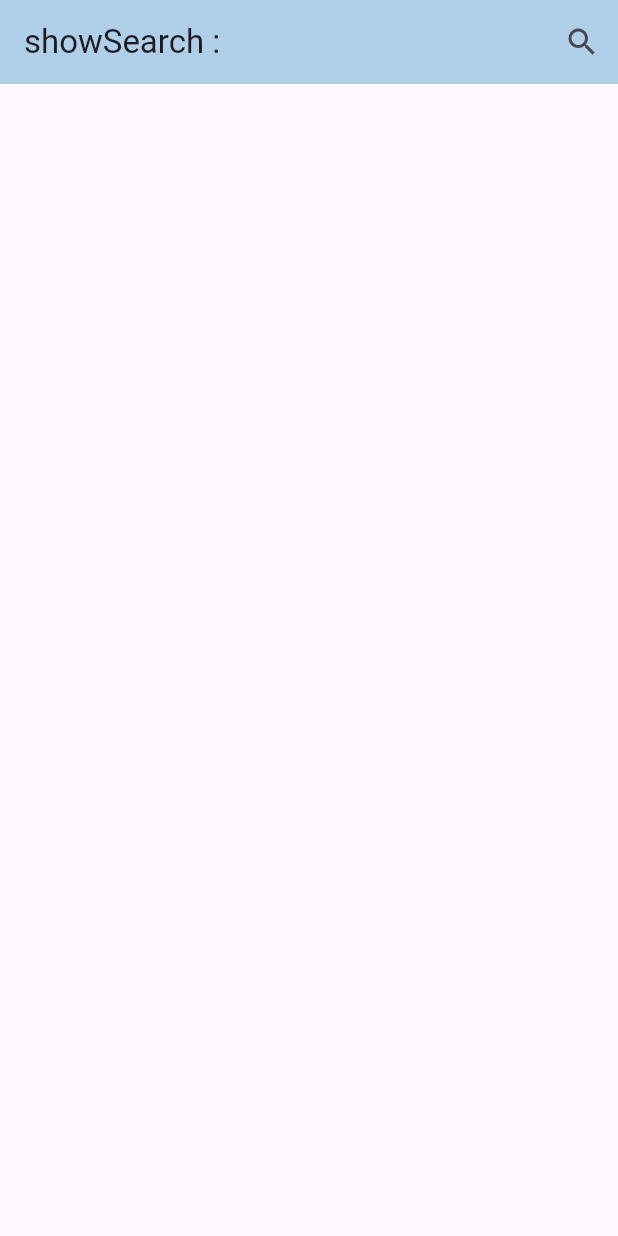
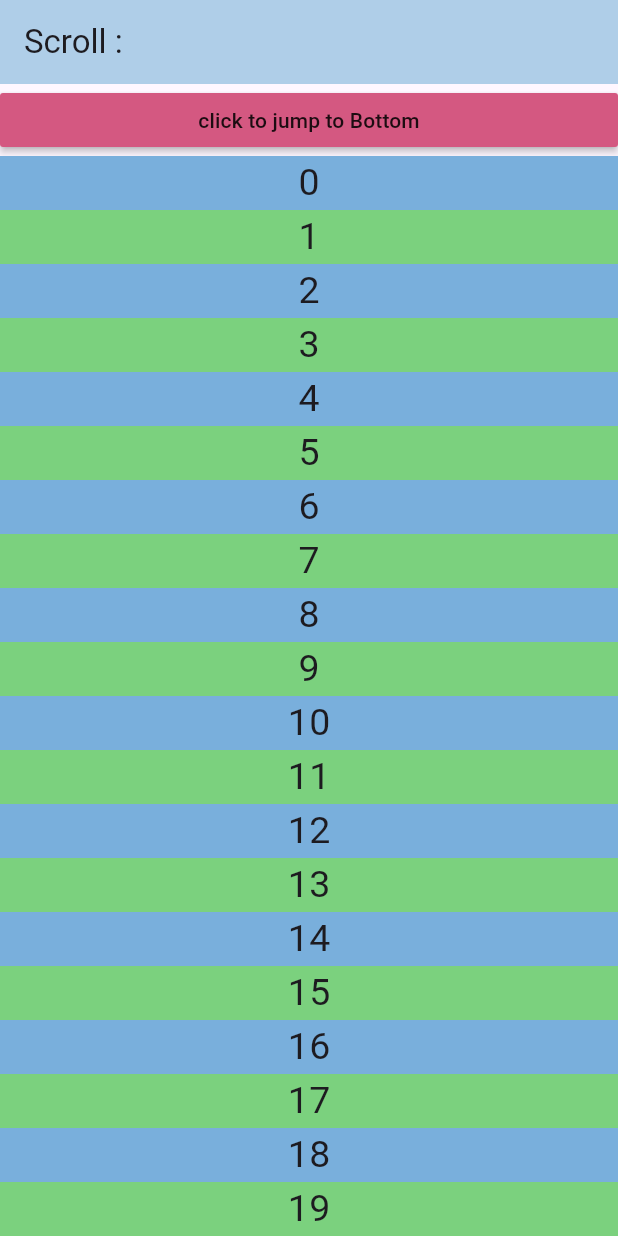
Before and after one commit to HussenAlwees/basics, a Flutter app: the screen it shows after launch, on a phone screen of 412 x 824 dp. Run offline on Flutter 3.47's test engine with Material 3 defaults, Android fonts, the phone set to English and light mode, and no system bars.

Commit message:
scroll
jumpTo , and animateTo

```diff
--- a/lib/homepage.dart
+++ b/lib/homepage.dart
@@ -1,126 +1,75 @@
 import 'package:flutter/material.dart';
 
-// ignore: must_be_immutable
 class Homepage extends StatefulWidget {
+  const Homepage({super.key});
+
   @override
   State<Homepage> createState() => _Homepage();
 }
 
 class _Homepage extends State<Homepage> {
+  late ScrollController scrollController;
+
+  @override
+  void initState() {
+    scrollController = ScrollController();
+    scrollController.addListener(() {
+      print("${scrollController.offset}");
+    });
+
+    super.initState();
+  }
+
+  @override
+  void dispose() {
+    scrollController.dispose();
+    super.dispose();
+  }
+
   @override
   Widget build(BuildContext context) {
     return Scaffold(
       appBar: AppBar(
-        title: Text("showSearch : "),
+        title: Text("Scroll : "),
         backgroundColor: const Color.fromARGB(255, 175, 206, 232),
-        actions: [
-          IconButton(
-              onPressed: () {
-                showSearch(
-                  context: context,
-                  delegate: CustomSearch(),
-                );
-              },
-              icon: Icon(Icons.search)),
-        ],
       ),
       body: ListView(
-        children: [],
+        controller: scrollController,
+        children: [
+          MaterialButton(
+            color: const Color.fromARGB(255, 212, 88, 129),
+            onPressed: () {
+              // scrollController.jumpTo(2956);
+              scrollController.animateTo(2956,
+                  duration: const Duration(seconds: 1),
+                  curve: Curves.easeInOut);
+            },
+            child: Text("click to jump to Bottom"),
+          ),
+          ...List.generate(
+              100,
+              (index) => Container(
+                    alignment: Alignment.center,
+                    child: Text(
+                      "$index",
+                      style: TextStyle(fontSize: 25),
+                    ),
+                    color: index.isEven
+                        ? const Color.fromARGB(255, 121, 175, 220)
+                        : const Color.fromARGB(255, 123, 209, 126),
+                  )),
+          MaterialButton(
+            color: Color.fromARGB(255, 208, 231, 116),
+            onPressed: () {
+              // scrollController.jumpTo(0);
+              scrollController.animateTo(0,
+                  duration: const Duration(seconds: 1),
+                  curve: Curves.easeInOut);
+            },
+            child: Text("click to jump to Top"),
+          ),
+        ],
       ),
     );
   }
 }
-
-class CustomSearch extends SearchDelegate {
-  List<String> search_iteam = [
-    "Hussen",
-    "Ali",
-    "Hasan",
-    "Mossa",
-    "Masen",
-    "Yasser",
-  ];
-
-  List? filterList;
-
-  @override
-  List<Widget>? buildActions(BuildContext context) {
-    return [
-      IconButton(
-          onPressed: () {
-            query = "";
-          },
-          icon: Icon(Icons.clear))
-    ];
-  }
-
-  @override
-  Widget? buildLeading(BuildContext context) {
-    return IconButton(
-        onPressed: () {
-          close(context, null);
-        },
-        icon: Icon(Icons.arrow_back));
-  }
-
-  @override
-  Widget buildResults(BuildContext context) {
-    return Row(children: [
-      Icon(Icons.arrow_forward),
-      Text(
-        "You search for : $query",
-        style: TextStyle(
-            fontSize: 20, fontWeight: FontWeight.bold, color: Colors.black),
-      ),
-    ]);
-  }
-
-  @override
-  Widget buildSuggestions(BuildContext context) {
-    if (query.isEmpty) {
-      return ListView.builder(
-        itemCount: search_iteam.length,
-        itemBuilder: (context, i) {
-          return InkWell(
-            onTap: () {
-              showResults(context);
-            },
-            child: Card(
-              child: Padding(
-                padding: const EdgeInsets.all(18.0),
-                child: Text(
-                  "${search_iteam[i]}",
-                  style: TextStyle(fontSize: 16),
-                ),
-              ),
-            ),
-          );
-        },
-      );
-    } else {
-      filterList = search_iteam
-          .where(
-              (element) => element.toLowerCase().contains(query.toLowerCase()))
-          .toList();
-      return ListView.builder(
-        itemCount: filterList!.length,
-        itemBuilder: (context, i) {
-          return InkWell(
-            onTap: () {
-              showResults(context);
-            },
-            child: Card(
-              child: Padding(
-                padding: const EdgeInsets.all(18.0),
-                child: Text(
-                  "${filterList![i]}",
-                  style: TextStyle(fontSize: 16),
-                ),
-              ),
-            ),
-          );
-        },
-      );
-    }
-  }
-}
--- a/lib/main.dart
+++ b/lib/main.dart
@@ -1,7 +1,5 @@
 import 'package:flutter/material.dart';
 import 'package:new_test_project/homepage.dart';
-import 'package:new_test_project/pageOne.dart';
-import 'package:new_test_project/pageTwo.dart';
 
 void main() {
   runApp(MyApp());
```
